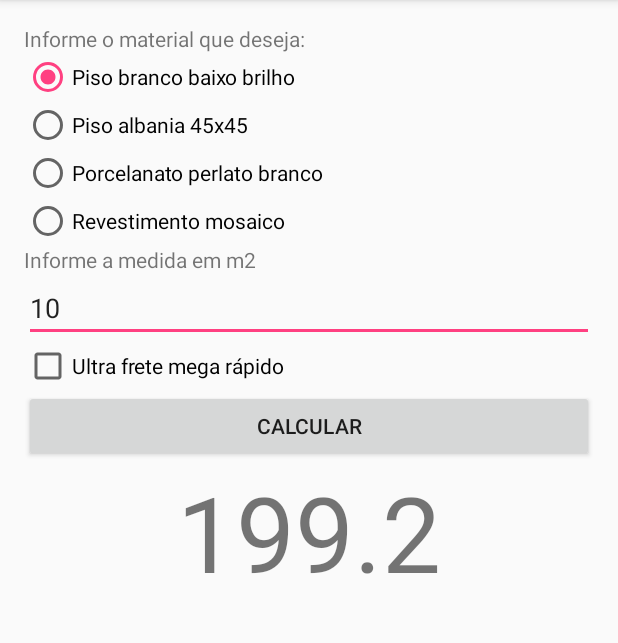
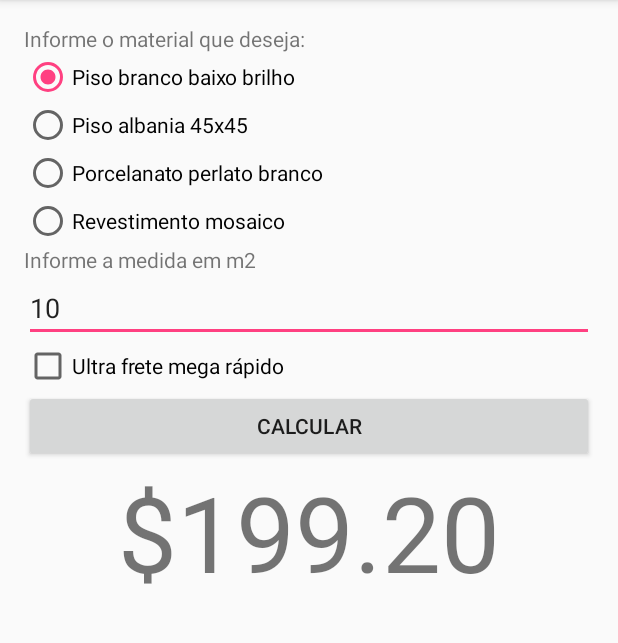
Before and after one commit to euvalentina/Orcamento, an Android app: the screen it shows after launch (MainActivity), after a tap on "CALCULAR", on a phone screen of 412 x 824 dp, the part 84-727 px from its top. Run offline under Robolectric (Android 15) with nearby library versions, the phone set to English and light mode, and no system bars.

Commit message:
adicionado os diferenciais, numberFormat e maximo de valores no EditText

```diff
--- a/app/src/main/java/br/com/fiap/nac01/rm77136/orcamento/MainActivity.java
+++ b/app/src/main/java/br/com/fiap/nac01/rm77136/orcamento/MainActivity.java
@@ -9,7 +9,10 @@ import android.widget.RadioGroup;
 import android.widget.TextView;
 import android.widget.Toast;
 
+import java.text.NumberFormat;
+
 public class MainActivity extends AppCompatActivity {
+
 
     TextView txtResultado;
     CheckBox frete;
@@ -59,8 +62,7 @@ public class MainActivity extends AppCompatActivity {
         if (metros.equals("")){
             Toast.makeText(this, R.string.informe4, Toast.LENGTH_SHORT).show();
         }
-        txtResultado.setText(String.valueOf(valor));
-
+        txtResultado.setText(String.valueOf(NumberFormat.getCurrencyInstance().format(valor)));
 
         if (frete.isChecked()){
             valor = valor*1.3;
--- a/app/src/main/res/layout/activity_main.xml
+++ b/app/src/main/res/layout/activity_main.xml
@@ -57,7 +57,8 @@
         android:layout_width="match_parent"
         android:layout_height="wrap_content"
         android:id="@+id/metros"
-        android:text="10" />
+        android:text="10"
+        android:maxLength="6" />
 
     <CheckBox
         android:layout_width="match_parent"
```
